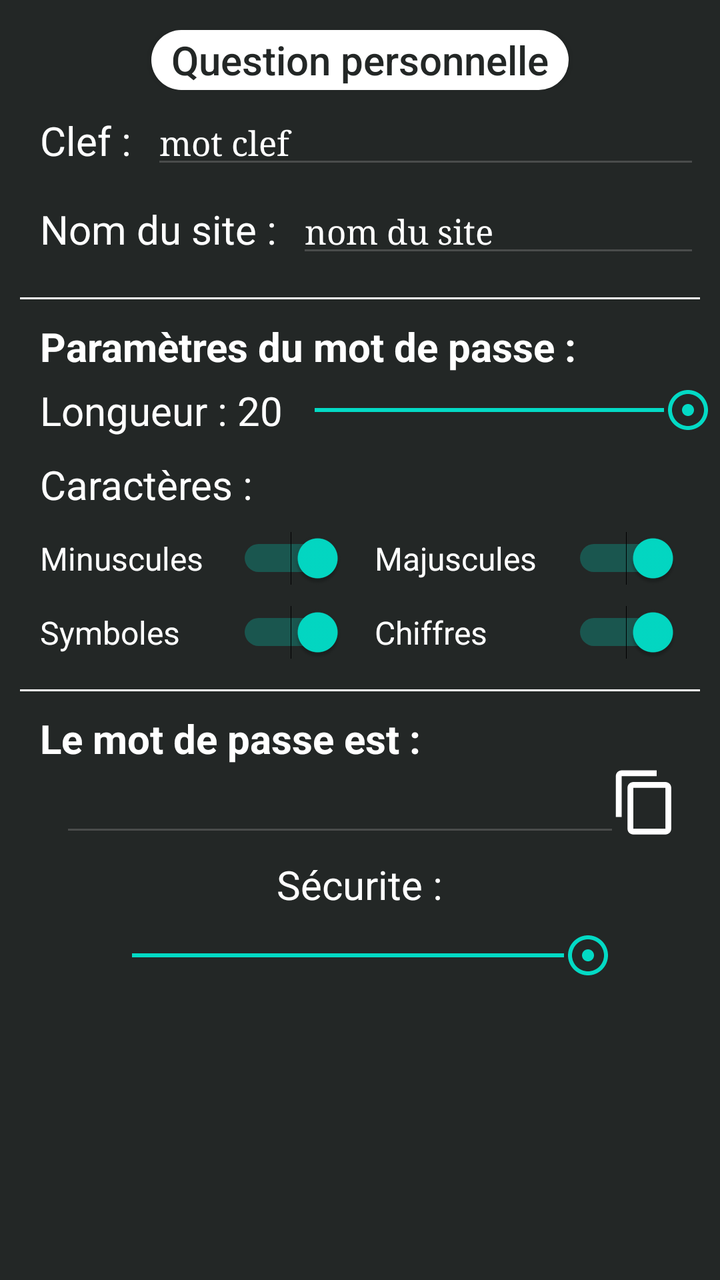
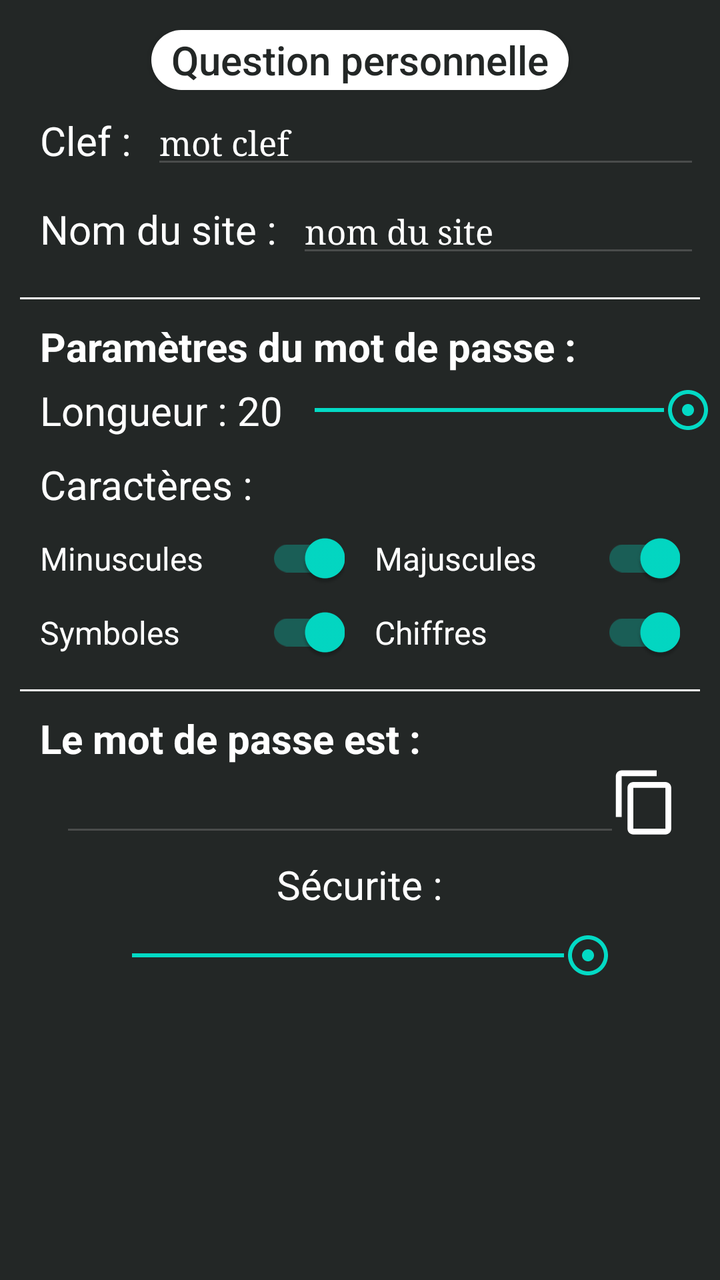

Compare the two renders of this Android layout. The source of the first and the diff that turns it into the second are given below.
<!-- AndroidManifest.xml: application theme AppTheme -->
<!-- res/layout/activity_main.xml -->
<?xml version="1.0" encoding="utf-8"?>
<ScrollView xmlns:android="http://schemas.android.com/apk/res/android"
    xmlns:tools="http://schemas.android.com/tools"
    android:layout_width="match_parent"
    android:layout_height="match_parent"
    android:background="@color/colorPrimaryDark"
    android:clickable="true"
    android:clipChildren="false"
    android:orientation="vertical"
    android:scrollbarStyle="insideOverlay"
    android:focusable="true">

    <LinearLayout
        android:layout_width="match_parent"
        android:layout_height="wrap_content"
        android:focusable="true"
        android:focusableInTouchMode="true"
        android:orientation="vertical">

        <RadioGroup
            android:id="@+id/questionGroup"
            android:layout_width="fill_parent"
            android:layout_height="wrap_content"
            android:gravity="center"
            android:layout_marginTop="15dp"
            android:checkedButton="@+id/radio2"
            android:orientation="horizontal">

        <Button
            android:id="@+id/questionButton"
            android:layout_width="wrap_content"
            android:layout_height="30dp"
            android:background="@drawable/button"
            android:textAllCaps="false"
            android:text="Question personnelle"
            android:paddingRight="10dp"
            android:paddingLeft="10dp"
            android:textColor="@color/colorPrimaryDark"
            android:onClick="questionChange"
            android:textSize="20sp" />

        </RadioGroup>

        <RadioGroup
            android:id="@+id/groupClef"
            android:layout_width="fill_parent"
            android:layout_height="wrap_content"
            android:layout_marginStart="20dp"
            android:layout_marginLeft="20dp"
            android:layout_marginTop="5dp"
            android:checkedButton="@+id/radio2"
            android:orientation="horizontal">

            <TextView
                android:id="@+id/typedecodage"
                android:layout_width="wrap_content"
                android:layout_height="wrap_content"
                android:text="Clef :"
                android:textColor="@color/colorText"
                android:textSize="20sp" />

            <EditText
                android:id="@+id/clefEditText"
                android:layout_width="match_parent"
                android:layout_height="wrap_content"
                android:layout_marginLeft="10dp"
                android:layout_weight="1"
                android:layout_marginRight="10dp"
                android:autofillHints=""
                android:hint="mot clef"
                android:maxLines="1"
                android:singleLine="true"
                android:textColor="@color/colorText"
                android:textColorHint="@color/colorText"
                android:backgroundTint="@color/gray"
                android:textSize="17sp"
                android:typeface="serif"
                android:inputType="textVisiblePassword"/>

        </RadioGroup>

        <RadioGroup
            android:id="@+id/groupSite"
            android:layout_width="fill_parent"
            android:layout_height="wrap_content"
            android:layout_marginStart="20dp"
            android:layout_marginLeft="20dp"
            android:layout_marginTop="5dp"
            android:checkedButton="@+id/radio2"
            android:orientation="horizontal">

            <TextView
                android:id="@+id/siteTextView"
                android:layout_width="wrap_content"
                android:layout_height="wrap_content"
                android:text="Nom du site :"
                android:textColor="@color/colorText"
                android:textSize="20sp" />

            <EditText
                android:id="@+id/siteEditText"
                android:layout_width="fill_parent"
                android:layout_height="wrap_content"
                android:layout_marginLeft="10dp"
                android:layout_marginRight="10dp"
                android:autofillHints=""
                android:hint="nom du site"
                android:maxLines="1"
                android:singleLine="true"
                android:backgroundTint="@color/gray"
                android:textColor="@color/colorText"
                android:textColorHint="@color/colorText"
                android:textSize="17sp"
                android:typeface="serif"
                tools:ignore="LabelFor,TextFields" />
        </RadioGroup>

        <ImageView
            android:id="@+id/separate1"
            android:layout_width="fill_parent"
            android:layout_height="1dp"
            android:layout_marginLeft="10dp"
            android:layout_marginTop="15dp"
            android:layout_marginRight="10dp"
            android:background="@color/colorButton"
            android:gravity="center"
            android:textSize="20sp" />

        <TextView
            android:id="@+id/caracTextView"
            android:layout_width="fill_parent"
            android:layout_height="wrap_content"
            android:layout_marginStart="20dp"
            android:layout_marginLeft="20dp"
            android:textStyle="normal|bold"
            android:layout_marginTop="10dp"
            android:text="Paramètres du mot de passe :"
            android:textColor="@color/colorText"
            android:textSize="20sp" />

        <RadioGroup
            android:id="@+id/groupLongueur"
            android:layout_width="fill_parent"
            android:layout_height="wrap_content"
            android:layout_marginStart="20dp"
            android:layout_marginLeft="20dp"
            android:layout_marginTop="5dp"
            android:checkedButton="@+id/radio2"
            android:orientation="horizontal">

            <TextView
                android:id="@+id/longueurTextView"
                android:layout_width="wrap_content"
                android:layout_height="wrap_content"
                android:text="Longueur : 20"
                android:textColor="@color/colorText"
                android:textSize="20sp" />

            <SeekBar
                android:id="@+id/longueurSeekBar"
                android:theme="@style/TickMarkSeekBar"
                android:layout_width="fill_parent"
                android:layout_height="fill_parent"
                android:maxHeight="100000dp"
                android:minHeight="100000dp"
                android:focusable="true"
                android:thumb="@drawable/thumb"
                android:indeterminate="false"
                android:max="2"
                android:progress="2"
                />
            

        </RadioGroup>

        <TextView
            android:id="@+id/caracteresTextView"
            android:layout_width="fill_parent"
            android:layout_height="wrap_content"
            android:layout_marginStart="20dp"
            android:layout_marginEnd="20dp"
            android:layout_marginTop="10dp"
            android:text="Caractères :"
            android:textColor="@color/colorText"
            android:textSize="20sp" />

        <RadioGroup
            android:id="@+id/groupMajMin"
            android:layout_width="fill_parent"
            android:layout_height="wrap_content"
            android:layout_marginTop="10dp"
            android:layout_marginStart="20dp"
            android:layout_marginEnd="20dp"
            android:checkedButton="@+id/radio2"
            android:gravity="center"
            android:orientation="horizontal">

            <Switch
                android:id="@+id/minSwitch"
                android:layout_width="140dp"
                android:layout_weight="1"
                android:layout_height="20dp"
                android:background="#00FFFFFF"
                android:checked="true"
                android:text="Minuscules"
                android:textColor="@color/colorText"
                android:textSize="16sp"
                android:onClick="checkChange"/>

            <Switch
                android:id="@+id/majSwitch"
                android:layout_width="140dp"
                android:layout_weight="1"
                android:layout_height="20dp"
                android:layout_marginStart="15dp"
                android:layout_marginLeft="15dp"
                android:background="#00FFFFFF"
                android:checked="true"
                android:text="Majuscules"
                android:textColor="@color/colorText"
                android:textSize="16sp"
                android:onClick="checkChange"/>
        </RadioGroup>

        <RadioGroup
            android:id="@+id/groupSymChi"
            android:layout_width="fill_parent"
            android:layout_height="wrap_content"
            android:layout_marginTop="10dp"
            android:layout_marginStart="20dp"
            android:layout_marginEnd="20dp"
            android:checkedButton="@+id/radio2"
            android:gravity="center"
            android:orientation="horizontal">

            <Switch
                android:id="@+id/symSwitch"
                android:layout_width="140dp"
                android:layout_weight="1"
                android:layout_height="20dp"
                android:background="#00FFFFFF"
                android:checked="true"
                android:text="Symboles"
                android:textColor="@color/colorText"
                android:textSize="16sp"
                android:onClick="checkChange"/>

            <Switch
                android:id="@+id/chiSwitch"
                android:layout_width="140dp"
                android:layout_weight="1"
                android:layout_height="20dp"
                android:layout_marginStart="15dp"
                android:layout_marginLeft="15dp"
                android:background="#00FFFFFF"
                android:checked="true"
                android:text="Chiffres"
                android:textColor="@color/colorText"
                android:textSize="16sp"
                android:onClick="checkChange"/>
            
        </RadioGroup>

        <ImageView
            android:id="@+id/separate"
            android:layout_width="fill_parent"
            android:layout_height="1dp"
            android:layout_marginLeft="10dp"
            android:layout_marginTop="15dp"
            android:layout_marginRight="10dp"
            android:background="@color/colorButton"
            android:gravity="center"
            android:textSize="20sp" />

        <TextView
            android:id="@+id/motPasseTextView"
            android:layout_width="fill_parent"
            android:layout_height="wrap_content"
            android:layout_marginStart="20dp"
            android:textStyle="normal|bold"
            android:layout_marginLeft="20dp"
            android:layout_marginTop="10dp"
            android:text="Le mot de passe est :"
            android:textColor="@color/colorText"
            android:textSize="20sp" />

        <EditText
            android:id="@+id/motPasseEditText"
            android:layout_width="match_parent"
            android:layout_height="wrap_content"
            android:layout_marginLeft="30dp"
            android:layout_marginRight="50dp"
            android:focusableInTouchMode="false"
            android:gravity="center"
            android:text=""
            android:textColor="@color/colorText"
            android:textSize="18sp"
            android:typeface="serif"
            android:layout_marginStart="30dp"
            android:backgroundTint="@color/gray"
            android:digits=""
            android:layout_marginEnd="50dp">
            
        </EditText>

        <RadioGroup
            android:id="@+id/groupMotPasse"
            android:layout_width="fill_parent"
            android:layout_height="wrap_content"
            android:layout_marginStart="40dp"
            android:layout_marginLeft="30dp"
            android:layout_marginTop="-40dp"
            android:layout_marginEnd="20dp"
            android:layout_marginRight="30dp"
            android:checkedButton="@+id/radio2"
            android:gravity="right"
            android:orientation="horizontal">

            <Button
                android:id="@+id/copierButton"
                android:layout_width="35dp"
                android:layout_height="35dp"
                android:background="@drawable/clipboard"
                android:onClick="copierChange"/>

        </RadioGroup>

        <RadioGroup
            android:id="@+id/groupSecurite"
            android:layout_width="fill_parent"
            android:layout_height="wrap_content"
            android:layout_marginTop="10dp"
            android:checkedButton="@+id/radio2"
            android:gravity="center"
            android:orientation="horizontal">

            <TextView
                android:id="@+id/securiteSimple"
                android:layout_width="wrap_content"
                android:layout_height="wrap_content"
                android:text="Sécurite :"
                android:textColor="@color/colorText"
                android:textSize="20sp" />

            <TextView
                android:id="@+id/securiteTextView"
                android:layout_width="wrap_content"
                android:layout_height="wrap_content"
                android:text=""
                android:textSize="20sp" />

        </RadioGroup>

        <SeekBar
            android:id="@+id/securiteSeekBar"
            android:layout_width="fill_parent"
            android:layout_height="wrap_content"
            android:layout_marginLeft="50dp"
            android:layout_marginTop="10dp"
            android:layout_marginRight="50dp"
            android:thumb="@drawable/thumb"
            android:clickable="true"
            android:gravity="center"
            android:max="94"
            android:progress="94" />

    </LinearLayout>
</ScrollView>
<!-- resources referenced by this layout -->
<resources>
  <color name="colorButton">#FFFFFF</color>
  <color name="colorPrimaryDark">#232726</color>
  <color name="colorText">#FFFFFF</color>
  <color name="gray">#6F7C7C7C</color>
  <!-- drawable button (drawable) -->
  <?xml version="1.0" encoding="utf-8"?>
  <shape xmlns:android="http://schemas.android.com/apk/res/android">
      <solid android:color="@color/colorButton"/>
      <corners android:radius="15dp"/>
  </shape>
  <!-- drawable clipboard (drawable) -->
  <vector xmlns:android="http://schemas.android.com/apk/res/android"
          android:width="24dp"
          android:height="24dp"
          android:tint="@color/colorButton"
          android:viewportWidth="24.0"
          android:viewportHeight="24.0">
      <path
          android:fillColor="@color/colorButton"
          android:pathData="M16,1L4,1c-1.1,0 -2,0.9 -2,2v14h2L4,3h12L16,1zM19,5L8,5c-1.1,0 -2,0.9 -2,2v14c0,1.1 0.9,2 2,2h11c1.1,0 2,-0.9 2,-2L21,7c0,-1.1 -0.9,-2 -2,-2zM19,21L8,21L8,7h11v14z"/>
  </vector>
  <!-- drawable thumb (drawable) -->
  <vector xmlns:android="http://schemas.android.com/apk/res/android"
      xmlns:tools="http://schemas.android.com/tools"
      android:width="24dp"
      android:height="24dp"
      android:viewportWidth="24"
      android:viewportHeight="24"
      android:tint="@color/colorAccent"
      tools:ignore="VectorRaster">
    <path
        android:fillColor="@color/colorAccent"
        android:pathData="M12,2C6.49,2 2,6.49 2,12s4.49,10 10,10 10,-4.49 10,-10S17.51,2 12,2zM12,20c-4.41,0 -8,-3.59 -8,-8s3.59,-8 8,-8 8,3.59 8,8 -3.59,8 -8,8zM15,12c0,1.66 -1.34,3 -3,3s-3,-1.34 -3,-3 1.34,-3 3,-3 3,1.34 3,3z"/>
  </vector>
  <style name="TickMarkSeekBar" parent="Widget.AppCompat.SeekBar.Discrete">
          <item name="tickMark">@drawable/tick_mark</item>
          <item name="colorAccent">@color/colorAccent</item>
      </style>
  <style name="AppTheme" parent="Theme.AppCompat.DayNight.DarkActionBar">
          
          <item name="colorPrimary">@color/colorPrimaryDark</item>
          <item name="colorPrimaryDark">@color/colorPrimaryDark</item>
          <item name="colorAccent">@color/colorAccent</item>
          <item name="android:textColorPrimary">@color/colorText</item>
      </style>
  <color name="colorAccent">#03DAC5</color>
  <!-- drawable tick_mark (drawable) -->
  <?xml version="1.0" encoding="utf-8"?>
  <shape
      xmlns:android="http://schemas.android.com/apk/res/android"
      android:shape="oval">
  
      <solid
          android:color="@color/colorButton"/>
  
      <size
          android:width="7dp"
          android:height="7dp"/>
  </shape>
</resources>

<!-- the commit's change to res/layout/activity_main.xml (unified diff, before → after) -->
@@ -195,7 +195,7 @@
             android:gravity="center"
             android:orientation="horizontal">
 
-            <Switch
+            <androidx.appcompat.widget.SwitchCompat
                 android:id="@+id/minSwitch"
                 android:layout_width="140dp"
                 android:layout_weight="1"
@@ -207,7 +207,7 @@
                 android:textSize="16sp"
                 android:onClick="checkChange"/>
 
-            <Switch
+            <androidx.appcompat.widget.SwitchCompat
                 android:id="@+id/majSwitch"
                 android:layout_width="140dp"
                 android:layout_weight="1"
@@ -233,7 +233,7 @@
             android:gravity="center"
             android:orientation="horizontal">
 
-            <Switch
+            <androidx.appcompat.widget.SwitchCompat
                 android:id="@+id/symSwitch"
                 android:layout_width="140dp"
                 android:layout_weight="1"
@@ -245,7 +245,7 @@
                 android:textSize="16sp"
                 android:onClick="checkChange"/>
 
-            <Switch
+            <androidx.appcompat.widget.SwitchCompat
                 android:id="@+id/chiSwitch"
                 android:layout_width="140dp"
                 android:layout_weight="1"
